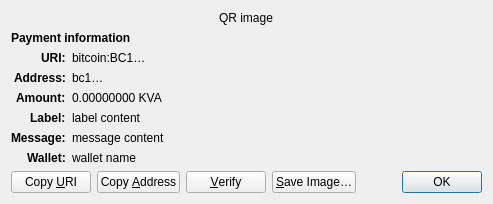
Old version of the form src/qt/forms/receiverequestdialog.ui in the repository kevacoin-team/kevacoin_core.
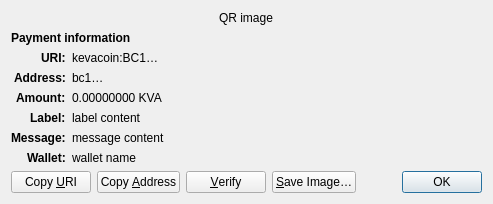
New version of the form. Custom widgets are drawn as their Qt base class.

Commit message: wip refactor bitcoin to kevacoin

```diff
--- a/src/qt/forms/receiverequestdialog.ui
+++ b/src/qt/forms/receiverequestdialog.ui
@@ -65,7 +65,7 @@
    <item row="2" column="1" alignment="Qt::AlignTop">
     <widget class="QLabel" name="uri_content">
      <property name="text">
-      <string notr="true">bitcoin:BC1…</string>
+      <string notr="true">kevacoin:BC1…</string>
      </property>
      <property name="textFormat">
       <enum>Qt::RichText</enum>
```
The commit also changes 1117 other files.
